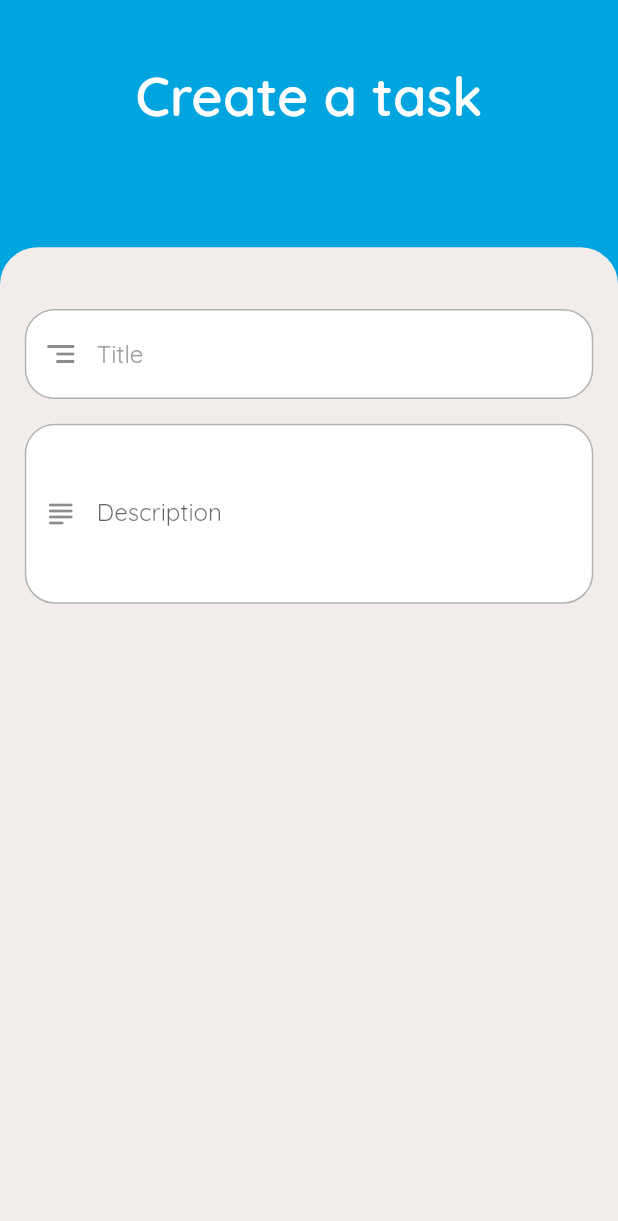
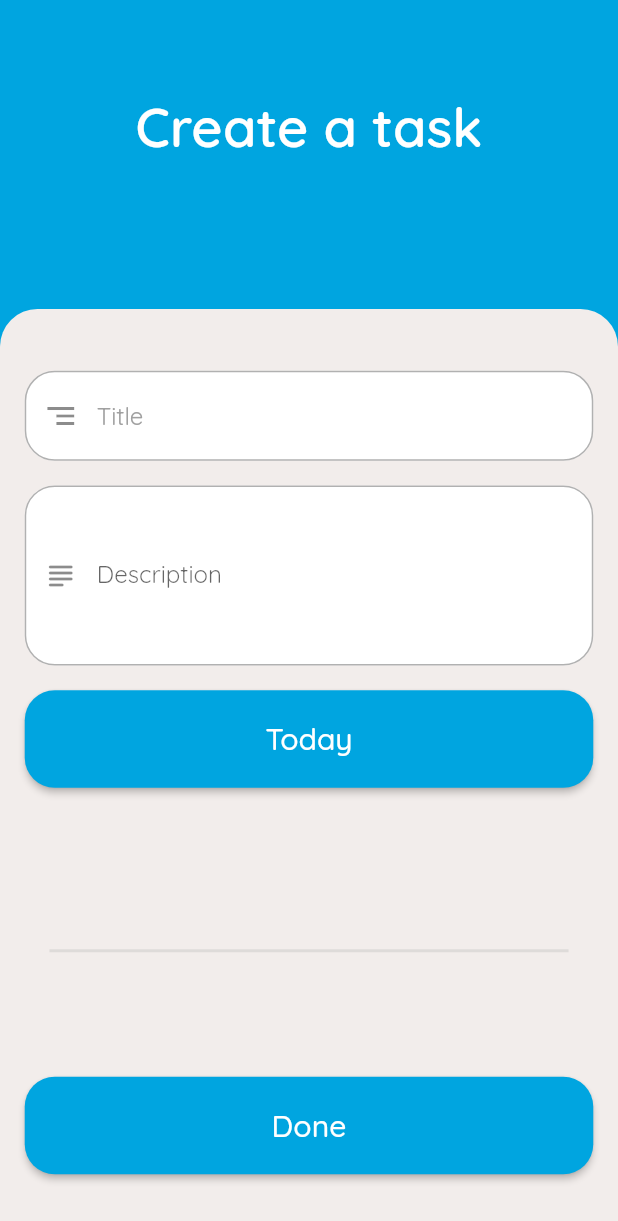
Before and after one commit to thierryoliveira/taskfy_app, a Flutter app: the AddTaskPage screen opened by its route, on a phone screen of 412 x 824 dp. Shown: the top 1221 px of the screen. Run offline on Flutter 3.47's test engine with Material 2 defaults, Android fonts, the phone set to English and light mode, and no system bars; our stand-ins replace dio, flutter_datetime_picker, flutter_svg, font_awesome_flutter, get, get_storage and 3 more; accounts and stored records are empty.

Commit message:
feat: finish add task ui

```diff
--- a/lib/app/modules/task/controllers/task_controller.dart
+++ b/lib/app/modules/task/controllers/task_controller.dart
@@ -46,6 +46,12 @@ class TaskController extends GetxController {
       String selectedDateFormatted = formatter.format(selectedDate);
       String currentDateFormatted = formatter.format(DateTime.now());
       return selectedDateFormatted == currentDateFormatted ? 'Today' : selectedDateFormatted;
+  }
 
+  String returnSelectedDateAndTime(){
+      DateFormat formatter = DateFormat('yyyy/MM/dd - hh:mm');
+      String selectedDateFormatted = formatter.format(selectedDate);
+      String currentDateFormatted = formatter.format(DateTime.now());
+      return selectedDateFormatted == currentDateFormatted ? 'Today' : selectedDateFormatted;
   }
 }
--- a/lib/app/modules/task/views/addtask_view.dart
+++ b/lib/app/modules/task/views/addtask_view.dart
@@ -1,11 +1,10 @@
 import 'package:flutter/material.dart';
+import 'package:flutter_datetime_picker/flutter_datetime_picker.dart';
 import 'package:get/get.dart';
 import 'package:todo_app/app/global/colors.dart';
 import 'package:todo_app/app/modules/task/controllers/task_controller.dart';
 
 class AddTaskPage extends GetView<TaskController> {
-
-
   @override
   Widget build(BuildContext context) {
     final size = Get.size;
@@ -20,7 +19,7 @@ class AddTaskPage extends GetView<TaskController> {
         backgroundColor: kPrimaryColor,
         body: SafeArea(
           child: Container(
-            padding: EdgeInsets.only(top: height * 0.05),
+            padding: EdgeInsets.only(top: height * 0.075),
             width: width,
             child: Column(
               mainAxisAlignment: MainAxisAlignment.spaceBetween,
@@ -35,7 +34,7 @@ class AddTaskPage extends GetView<TaskController> {
                   textAlign: TextAlign.center,
                 ),
                 Container(
-                  height: size.height * 0.8,
+                  height: size.height * 0.75,
                   padding: EdgeInsets.fromLTRB(
                       width * 0.04, height * 0.05, width * 0.04, height * 0.03),
                   width: size.width,
@@ -45,7 +44,9 @@ class AddTaskPage extends GetView<TaskController> {
                   ),
                   child: Column(
                     crossAxisAlignment: CrossAxisAlignment.center,
-                    mainAxisAlignment: MainAxisAlignment.start,
+                    mainAxisAlignment: MainAxisAlignment.spaceBetween,
+                    children: [
+                      Column(
                         children: [
                           TextField(
                             decoration: InputDecoration(
@@ -55,13 +56,14 @@ class AddTaskPage extends GetView<TaskController> {
                               filled: true,
                               fillColor: Colors.white,
                               enabledBorder: OutlineInputBorder(
-                            borderSide:
-                                BorderSide(color: kLightGreyColor, width: 1),
-                            borderRadius: BorderRadius.all(Radius.circular(20)),
+                                borderSide: BorderSide(
+                                    color: kLightGreyColor, width: 1),
+                                borderRadius:
+                                    BorderRadius.all(Radius.circular(20)),
                               ),
                               focusedBorder: OutlineInputBorder(
-                              borderSide:
-                                  BorderSide(color: kPrimaryColor, width: 1),
+                                  borderSide: BorderSide(
+                                      color: kPrimaryColor, width: 1),
                                   borderRadius: radiusStyle),
                             ),
                           ),
@@ -76,16 +78,81 @@ class AddTaskPage extends GetView<TaskController> {
                                 filled: true,
                                 fillColor: Colors.white,
                                 enabledBorder: OutlineInputBorder(
-                              borderSide:
-                                  BorderSide(color: kLightGreyColor, width: 1),
-                              borderRadius: BorderRadius.all(Radius.circular(20)),
+                                  borderSide: BorderSide(
+                                      color: kLightGreyColor, width: 1),
+                                  borderRadius:
+                                      BorderRadius.all(Radius.circular(20)),
                                 ),
                                 focusedBorder: OutlineInputBorder(
-                                borderSide:
-                                    BorderSide(color: kPrimaryColor, width: 1),
+                                    borderSide: BorderSide(
+                                        color: kPrimaryColor, width: 1),
                                     borderRadius: radiusStyle),
                               ),
                             ),
+                          ),
+                          Padding(
+                            padding: EdgeInsets.only(top: height * 0.02),
+                            child: Row(
+                              mainAxisAlignment: MainAxisAlignment.spaceBetween,
+                              children: [
+                                Obx(() => ElevatedButton(
+                                    style: ElevatedButton.styleFrom(
+                                        minimumSize: Size(width * 0.92, 0),
+                                        primary: kPrimaryColor,
+                                        padding: EdgeInsets.all(20),
+                                        shape: RoundedRectangleBorder(
+                                            borderRadius: BorderRadius.all(
+                                                Radius.circular(20)))),
+                                    onPressed: () {
+                                      DatePicker.showDateTimePicker(context,
+                                          minTime: DateTime.now()
+                                              .subtract(Duration(days: 60)),
+                                          maxTime: DateTime.now()
+                                              .add(Duration(days: 60)),
+                                          locale: LocaleType.en,
+                                          onChanged: (date) {
+                                        print(date);
+                                        controller.changeSelectedDate(date);
+                                      });
+                                    },
+                                    child: Text(
+                                      controller.returnSelectedDateAndTime(),
+                                      style: TextStyle(
+                                          color: Colors.white,
+                                          fontSize: 20,
+                                          fontWeight: FontWeight.w500),
+                                    ))),
+                              ],
+                            ),
+                          ),
+                        ],
+                      ),
+                      Container(
+                        margin: EdgeInsets.fromLTRB(
+                            width * 0.04, height * 0.03, width * 0.04, 0),
+                        width: width,
+                        decoration: BoxDecoration(
+                            border: Border(
+                                top: BorderSide(
+                                    width: 2,
+                                    color: kLightGreyColor.withOpacity(0.3)))),
+                      ),
+                      Padding(
+                        padding: EdgeInsets.only(bottom: height * 0.02),
+                        child: ElevatedButton(
+                            style: ElevatedButton.styleFrom(
+                                minimumSize: Size(width * 0.92, 0),
+                                primary: kPrimaryColor,
+                                padding: EdgeInsets.all(20),
+                                shape: RoundedRectangleBorder(
+                                    borderRadius:
+                                        BorderRadius.all(Radius.circular(20)))),
+                            onPressed: () {},
+                            child: Text('Done',
+                                style: TextStyle(
+                                    color: Colors.white,
+                                    fontSize: 20,
+                                    fontWeight: FontWeight.w500))),
                       ),
                     ],
                   ),
```
Lines whose indentation alone changed are shown as unchanged.
